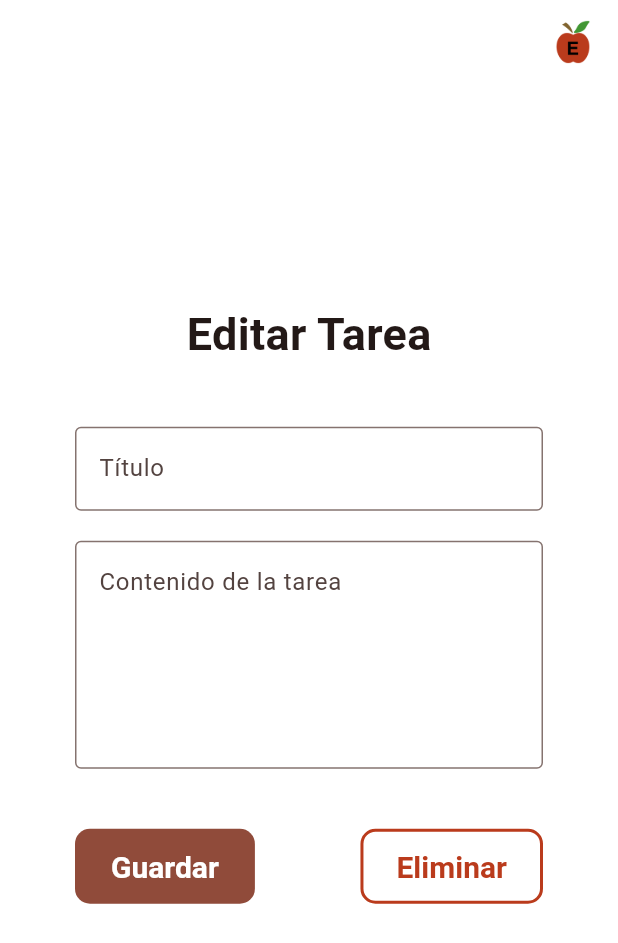
After one commit to EmpatiaIndustries/Tasks-App-Riverpod-with-Isar, a Flutter app: the EditTaskScreen screen opened by its route, on a phone screen of 412 x 824 dp. The commit adds this screen. Shown: the top 943 px of the screen. Run offline on Flutter 3.47's test engine with Material 3 defaults, Android fonts, the phone set to English and light mode, and no system bars; our stand-ins replace animate_do, dio, flutter_riverpod, go_router, isar, riverpod_annotation and 1 more; accounts and stored records are empty; generated files the repository leaves out were written again.

Commit message:
Saving edit task changes

```diff
--- a/lib/config/theme/app_theme.dart
+++ b/lib/config/theme/app_theme.dart
@@ -13,7 +13,7 @@ class SelectedColor extends _$SelectedColor {
   }
 }
 
-const scaffoldBackgroundColor = Color(0xFFF8F7F7);
+const scaffoldBackgroundColor = Color.fromARGB(255, 255, 255, 255);
 
 class AppTheme {
   final Color colorSeed;
--- /dev/null
+++ b/lib/src/tasks/presentation/screens/edit_task_screen.dart
@@ -0,0 +1,110 @@
+import 'package:flutter/material.dart';
+import 'package:flutter_riverpod/flutter_riverpod.dart';
+import 'package:go_router/go_router.dart';
+import 'package:tasks_app/config/config.dart';
+import 'package:tasks_app/src/tasks/presentation/presentation.dart';
+
+class EditTaskScreen extends StatelessWidget {
+  const EditTaskScreen({super.key});
+
+  @override
+  Widget build(BuildContext context) {
+    const titleStyle = TextStyle(fontSize: 30, fontWeight: FontWeight.bold);
+    return SafeArea(
+      child: Scaffold(
+        appBar: const CustomAppBar(),
+        body: SingleChildScrollView(
+          physics: const ClampingScrollPhysics(),
+          child: Container(
+            height: MediaQuery.of(context).size.height - kToolbarHeight * 2,
+            padding: const EdgeInsets.symmetric(horizontal: 50),
+            child: const Column(
+              mainAxisAlignment: MainAxisAlignment.center,
+              children: [
+                Text('Editar Tarea', style: titleStyle),
+                SizedBox(height: 40),
+                EditTaskForm(),
+                SizedBox(height: 20),
+              ],
+            ),
+          ),
+        ),
+      ),
+    );
+  }
+}
+
+class EditTaskForm extends ConsumerWidget {
+  const EditTaskForm({super.key});
+
+  @override
+  Widget build(BuildContext context, WidgetRef ref) {
+    return Column(
+      children: [
+        TextFormField(
+          initialValue: ref.watch(selectedTaskProvider).title,
+          onChanged: ref.read(selectedTaskProvider.notifier).updateTitle,
+          textCapitalization: TextCapitalization.sentences,
+          decoration: const InputDecoration(
+            hintText: 'Título',
+            border: OutlineInputBorder(),
+          ),
+        ),
+        const SizedBox(height: 20),
+        TextFormField(
+          initialValue: ref.watch(selectedTaskProvider).content,
+          onChanged: ref.read(selectedTaskProvider.notifier).updateContent,
+          textCapitalization: TextCapitalization.sentences,
+          keyboardType: TextInputType.multiline,
+          maxLines: 5,
+          minLines: 5,
+          decoration: const InputDecoration(
+            hintText: 'Contenido de la tarea',
+            border: OutlineInputBorder(),
+          ),
+        ),
+        const SizedBox(height: 40),
+        SizedBox(
+          width: double.infinity,
+          child: Row(
+            mainAxisAlignment: MainAxisAlignment.spaceBetween,
+            children: [
+              FilledButton(
+                style: ButtonStyle(
+                  minimumSize: MaterialStateProperty.all(const Size(80, 50)),
+                ),
+                onPressed: () {
+                  ref.read(tasksProvider.notifier).createTask();
+                  context.pop();
+                },
+                child: const Text('Guardar'),
+              ),
+              FilledButton(
+                style: ButtonStyle(
+                  side: MaterialStateBorderSide.resolveWith(
+                    (states) => BorderSide(
+                      color: ref.watch(selectedColorProvider),
+                      width: 2,
+                    ),
+                  ),
+                  backgroundColor: MaterialStateColor.resolveWith(
+                    (states) => Colors.white,
+                  ),
+                  minimumSize: MaterialStateProperty.all(const Size(80, 50)),
+                ),
+                onPressed: () {
+                  ref.read(tasksProvider.notifier).deleteTask();
+                  context.pop();
+                },
+                child: Text(
+                  'Eliminar',
+                  style: TextStyle(color: ref.watch(selectedColorProvider)),
+                ),
+              ),
+            ],
+          ),
+        ),
+      ],
+    );
+  }
+}
```
Also changed, not shown: lib/config/router/routes.dart (+12 -12 lines), lib/src/tasks/presentation/presentation.dart (+6 -1 lines), lib/src/tasks/presentation/providers/tasks_providers.dart (+11 -18 lines), lib/src/tasks/presentation/screens/create_task_screen.dart (added, +74 -0 lines), lib/src/tasks/presentation/screens/edit_project_screen.dart (deleted, +0 -39 lines), lib/src/tasks/presentation/screens/tasks_screen.dart (+21 -19 lines), lib/src/tasks/presentation/widgets/error_page.dart (added, +24 -0 lines), lib/src/tasks/presentation/widgets/loading_page.dart (added, +14 -0 lines), lib/config/router/routes.g.dart, lib/src/tasks/presentation/providers/tasks_providers.g.dart.
